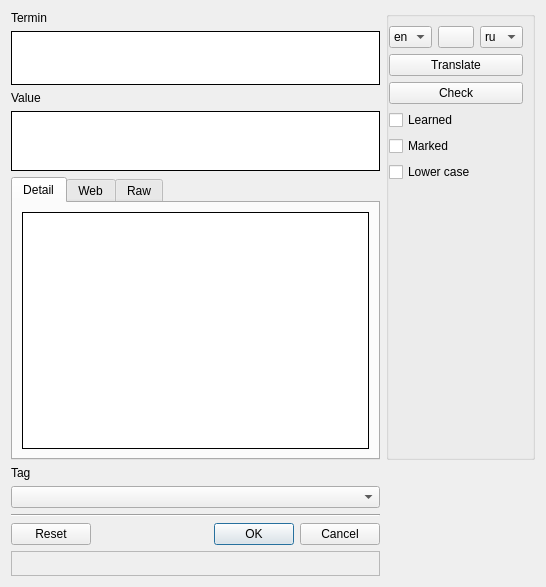
skynowa/iTeacher, file Forms/WordEditor.ui: the form before one commit.
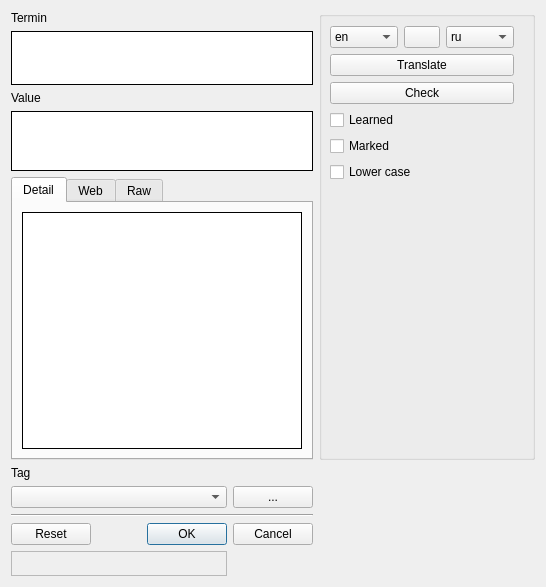
The form after the commit. Icons and pictures are not drawn.

Commit message: Forms: TagsEditor - add

```diff
--- a/Forms/WordEditor.ui
+++ b/Forms/WordEditor.ui
@@ -21,7 +21,7 @@
      </property>
     </widget>
    </item>
-   <item row="0" column="1" rowspan="5">
+   <item row="0" column="2" rowspan="5">
     <widget class="QGroupBox" name="groupBox">
      <property name="title">
       <string/>
@@ -166,7 +166,7 @@
      </layout>
     </widget>
    </item>
-   <item row="1" column="0">
+   <item row="1" column="0" colspan="2">
     <widget class="QTextEdit" name="tedtTermin">
      <property name="minimumSize">
       <size>
@@ -198,7 +198,7 @@
      </property>
     </widget>
    </item>
-   <item row="3" column="0">
+   <item row="3" column="0" colspan="2">
     <widget class="QTextEdit" name="tedtValueBrief">
      <property name="minimumSize">
       <size>
@@ -223,7 +223,7 @@
      </property>
     </widget>
    </item>
-   <item row="4" column="0">
+   <item row="4" column="0" colspan="2">
     <widget class="QTabWidget" name="tabWidget">
      <property name="currentIndex">
       <number>0</number>
@@ -309,14 +309,27 @@
    <item row="6" column="0">
     <widget class="QComboBox" name="cboTags"/>
    </item>
-   <item row="7" column="0">
+   <item row="6" column="1">
+    <widget class="QPushButton" name="pbtnTagsEdit">
+     <property name="sizePolicy">
+      <sizepolicy hsizetype="Fixed" vsizetype="Fixed">
+       <horstretch>0</horstretch>
+       <verstretch>0</verstretch>
+      </sizepolicy>
+     </property>
+     <property name="text">
+      <string>...</string>
+     </property>
+    </widget>
+   </item>
+   <item row="7" column="0" colspan="2">
     <widget class="Line" name="line">
      <property name="orientation">
       <enum>Qt::Horizontal</enum>
      </property>
     </widget>
    </item>
-   <item row="8" column="0">
+   <item row="8" column="0" colspan="2">
     <widget class="QDialogButtonBox" name="bbxButtons">
      <property name="standardButtons">
       <set>QDialogButtonBox::Cancel|QDialogButtonBox::Ok|QDialogButtonBox::Reset</set>
```
The commit also changes 6 other files.
